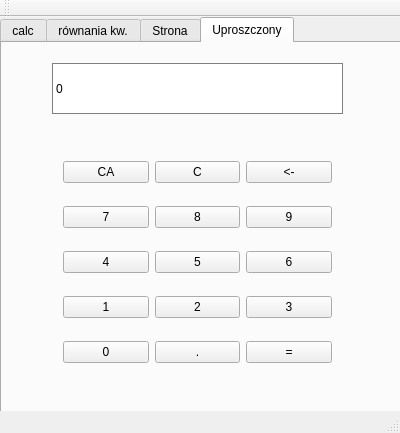
Old version of the form liczydlo/mainwindow.ui in the repository domi-nika60/Liczydlo-naukowe.
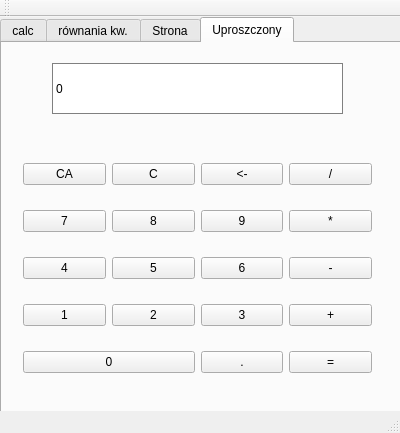
New version of the form.

Commit message: polaczenie przyciskow, przerobienie expression, kolejnosc dzialan

Patch:
```diff
--- a/liczydlo/mainwindow.ui
+++ b/liczydlo/mainwindow.ui
@@ -1045,20 +1045,13 @@
      <widget class="QWidget" name="gridLayoutWidget_3">
       <property name="geometry">
        <rect>
-        <x>50</x>
+        <x>10</x>
         <y>90</y>
-        <width>291</width>
-        <height>261</height>
+        <width>371</width>
+        <height>271</height>
        </rect>
       </property>
       <layout class="QGridLayout" name="gridLayout_4">
-       <item row="4" column="0">
-        <widget class="QPushButton" name="pushButton_0">
-         <property name="text">
-          <string>0</string>
-         </property>
-        </widget>
-       </item>
        <item row="2" column="1">
         <widget class="QPushButton" name="pushButton_5">
          <property name="text">
@@ -1143,20 +1136,55 @@
          </property>
         </widget>
        </item>
-       <item row="4" column="1">
-        <widget class="QPushButton" name="pushButton_14">
+       <item row="0" column="3">
+        <widget class="QPushButton" name="pushButton_division">
          <property name="text">
-          <string>.</string>
+          <string>/</string>
          </property>
         </widget>
        </item>
-       <item row="4" column="2">
-        <widget class="QPushButton" name="pushButton_13">
+       <item row="1" column="3">
+        <widget class="QPushButton" name="pushButton_multiplication">
+         <property name="text">
+          <string>*</string>
+         </property>
+        </widget>
+       </item>
+       <item row="2" column="3">
+        <widget class="QPushButton" name="pushButton_subtraction">
+         <property name="text">
+          <string>-</string>
+         </property>
+        </widget>
+       </item>
+       <item row="3" column="3">
+        <widget class="QPushButton" name="pushButton_addition">
+         <property name="text">
+          <string>+</string>
+         </property>
+        </widget>
+       </item>
+       <item row="4" column="3">
+        <widget class="QPushButton" name="pushButton_equals">
          <property name="text">
           <string>=</string>
          </property>
         </widget>
        </item>
+       <item row="4" column="2">
+        <widget class="QPushButton" name="pushButton_decimal">
+         <property name="text">
+          <string>.</string>
+         </property>
+        </widget>
+       </item>
+       <item row="4" column="0" colspan="2">
+        <widget class="QPushButton" name="pushButton_0">
+         <property name="text">
+          <string>0</string>
+         </property>
+        </widget>
+       </item>
       </layout>
      </widget>
      <widget class="QLabel" name="label_scr_4">
```
The commit also changes 1 other file.
